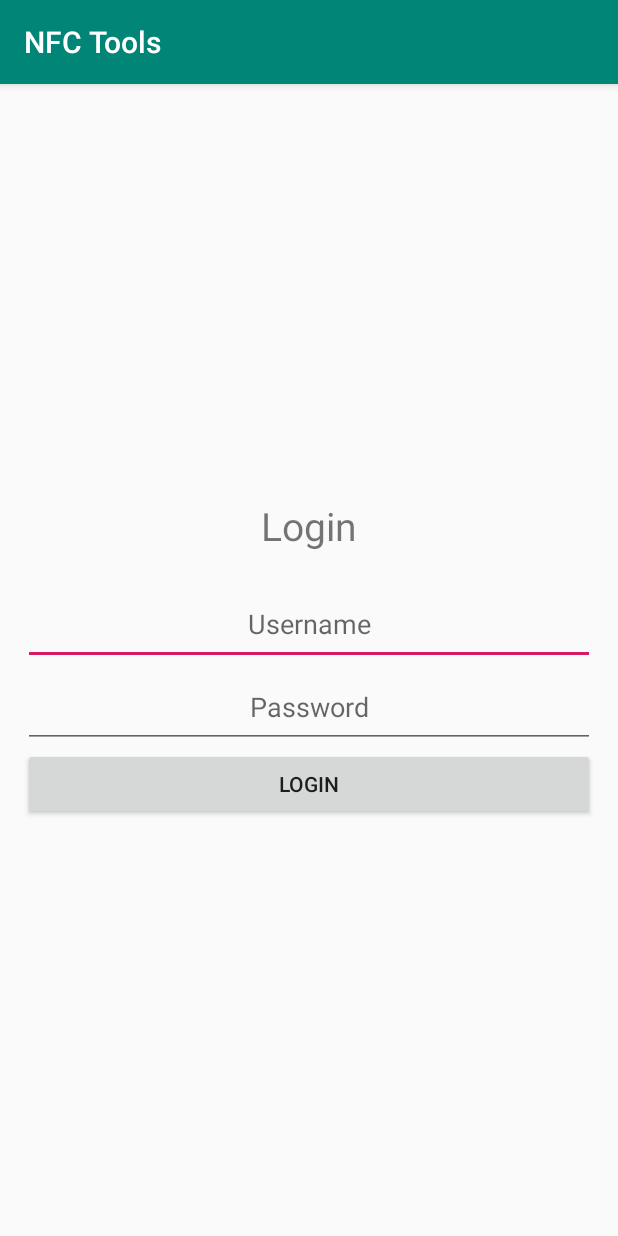
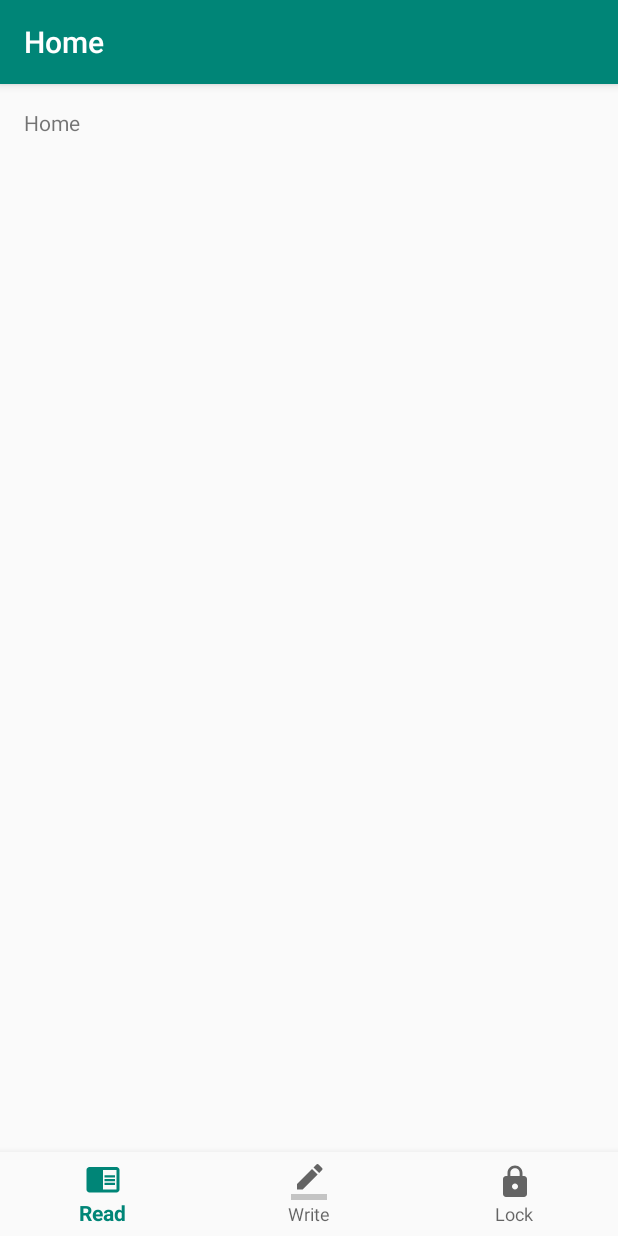
Before and after one commit to taufik1207/nfc-tools, an Android app: the screen it shows after launch (MainActivity before the commit, HomeActivity after it), after a tap on "LOGIN", on a phone screen of 412 x 824 dp. Run offline under Robolectric (Android 15) with nearby library versions, the phone set to English and light mode, and no system bars.

Commit message:
Create page home

```diff
--- a/app/build.gradle
+++ b/app/build.gradle
@@ -24,9 +24,10 @@ android {
 
 dependencies {
     implementation fileTree(dir: 'libs', include: ['*.jar'])
-    implementation"org.jetbrains.kotlin:kotlin-stdlib-jdk7:$kotlin_version"
+    implementation "org.jetbrains.kotlin:kotlin-stdlib-jdk7:$kotlin_version"
     implementation 'com.android.support:appcompat-v7:28.0.0'
     implementation 'com.android.support.constraint:constraint-layout:1.1.3'
+    implementation 'com.android.support:design:28.0.0'
     testImplementation 'junit:junit:4.12'
     androidTestImplementation 'com.android.support.test:runner:1.0.2'
     androidTestImplementation 'com.android.support.test.espresso:espresso-core:3.0.2'
--- a/app/src/main/AndroidManifest.xml
+++ b/app/src/main/AndroidManifest.xml
@@ -9,6 +9,10 @@
             android:roundIcon="@mipmap/ic_launcher_round"
             android:supportsRtl="true"
             android:theme="@style/AppTheme">
+        <activity
+                android:name=".HomeActivity"
+                android:label="@string/title_activity_home">
+        </activity>
         <activity android:name=".MainActivity">
             <intent-filter>
                 <action android:name="android.intent.action.MAIN"/>
--- /dev/null
+++ b/app/src/main/java/com/example/myapplication/HomeActivity.kt
@@ -0,0 +1,34 @@
+package com.example.myapplication
+
+import android.os.Bundle
+import android.support.design.widget.BottomNavigationView
+import android.support.v7.app.AppCompatActivity
+import kotlinx.android.synthetic.main.activity_home.*
+
+class HomeActivity : AppCompatActivity() {
+
+    private val mOnNavigationItemSelectedListener = BottomNavigationView.OnNavigationItemSelectedListener { item ->
+        when (item.itemId) {
+            R.id.navigation_home -> {
+                message.setText(R.string.title_home)
+                return@OnNavigationItemSelectedListener true
+            }
+            R.id.navigation_dashboard -> {
+                message.setText(R.string.title_dashboard)
+                return@OnNavigationItemSelectedListener true
+            }
+            R.id.navigation_notifications -> {
+                message.setText(R.string.title_notifications)
+                return@OnNavigationItemSelectedListener true
+            }
+        }
+        false
+    }
+
+    override fun onCreate(savedInstanceState: Bundle?) {
+        super.onCreate(savedInstanceState)
+        setContentView(R.layout.activity_home)
+
+        navigation.setOnNavigationItemSelectedListener(mOnNavigationItemSelectedListener)
+    }
+}
--- a/app/src/main/java/com/example/myapplication/MainActivity.kt
+++ b/app/src/main/java/com/example/myapplication/MainActivity.kt
@@ -1,5 +1,6 @@
 package com.example.myapplication
 
+import android.content.Intent
 import android.support.v7.app.AppCompatActivity
 import android.os.Bundle
 import android.widget.Button
@@ -20,8 +21,9 @@ class MainActivity : AppCompatActivity() {
             val username = et_username.text.toString()
             val password = et_password.text.toString()
 
-            if(username == "taufik1207" && password == "biasa") {
-                Toast.makeText(this@MainActivity, "Login berhasil", Toast.LENGTH_LONG).show()
+            if(username == "" && password == "") {
+                val intent = Intent(this, HomeActivity::class.java)
+                startActivity(intent)
             }
             else {
                 Toast.makeText(this@MainActivity, "Login gagal", Toast.LENGTH_LONG).show()
--- /dev/null
+++ b/app/src/main/res/drawable/ic_chrome_reader_mode_black_24dp.xml
@@ -0,0 +1,9 @@
+<vector xmlns:android="http://schemas.android.com/apk/res/android"
+        android:width="24dp"
+        android:height="24dp"
+        android:viewportWidth="24.0"
+        android:viewportHeight="24.0">
+    <path
+        android:fillColor="#FF000000"
+        android:pathData="M13,12h7v1.5h-7zM13,9.5h7L20,11h-7zM13,14.5h7L20,16h-7zM21,4L3,4c-1.1,0 -2,0.9 -2,2v13c0,1.1 0.9,2 2,2h18c1.1,0 2,-0.9 2,-2L23,6c0,-1.1 -0.9,-2 -2,-2zM21,19h-9L12,6h9v13z"/>
+</vector>
--- /dev/null
+++ b/app/src/main/res/drawable/ic_lock_black_24dp.xml
@@ -0,0 +1,9 @@
+<vector xmlns:android="http://schemas.android.com/apk/res/android"
+        android:width="24dp"
+        android:height="24dp"
+        android:viewportWidth="24.0"
+        android:viewportHeight="24.0">
+    <path
+        android:fillColor="#FF000000"
+        android:pathData="M18,8h-1L17,6c0,-2.76 -2.24,-5 -5,-5S7,3.24 7,6v2L6,8c-1.1,0 -2,0.9 -2,2v10c0,1.1 0.9,2 2,2h12c1.1,0 2,-0.9 2,-2L20,10c0,-1.1 -0.9,-2 -2,-2zM12,17c-1.1,0 -2,-0.9 -2,-2s0.9,-2 2,-2 2,0.9 2,2 -0.9,2 -2,2zM15.1,8L8.9,8L8.9,6c0,-1.71 1.39,-3.1 3.1,-3.1 1.71,0 3.1,1.39 3.1,3.1v2z"/>
+</vector>
--- /dev/null
+++ b/app/src/main/res/drawable/ic_write_black_24dp.xml
@@ -0,0 +1,13 @@
+<vector xmlns:android="http://schemas.android.com/apk/res/android"
+        android:width="24dp"
+        android:height="24dp"
+        android:viewportWidth="24.0"
+        android:viewportHeight="24.0">
+    <path
+        android:fillColor="#FF000000"
+        android:pathData="M17.75,7L14,3.25l-10,10L4,17h3.75l10,-10zM20.71,4.04c0.39,-0.39 0.39,-1.02 0,-1.41L18.37,0.29c-0.39,-0.39 -1.02,-0.39 -1.41,0L15,2.25 18.75,6l1.96,-1.96z"/>
+    <path
+        android:fillColor="#FF000000"
+        android:pathData="M0,20h24v4H0z"
+        android:fillAlpha=".36"/>
+</vector>
--- /dev/null
+++ b/app/src/main/res/layout/activity_home.xml
@@ -0,0 +1,34 @@
+<?xml version="1.0" encoding="utf-8"?>
+<android.support.constraint.ConstraintLayout
+        xmlns:android="http://schemas.android.com/apk/res/android"
+        xmlns:app="http://schemas.android.com/apk/res-auto"
+        xmlns:tools="http://schemas.android.com/tools"
+        android:id="@+id/container"
+        android:layout_width="match_parent"
+        android:layout_height="match_parent"
+        tools:context=".HomeActivity">
+
+    <TextView
+            android:id="@+id/message"
+            android:layout_width="wrap_content"
+            android:layout_height="wrap_content"
+            android:layout_marginStart="@dimen/activity_horizontal_margin"
+            android:layout_marginLeft="@dimen/activity_horizontal_margin"
+            android:layout_marginTop="@dimen/activity_vertical_margin"
+            android:text="@string/title_home"
+            app:layout_constraintLeft_toLeftOf="parent"
+            app:layout_constraintTop_toTopOf="parent"/>
+
+    <android.support.design.widget.BottomNavigationView
+            android:id="@+id/navigation"
+            android:layout_width="0dp"
+            android:layout_height="wrap_content"
+            android:layout_marginEnd="0dp"
+            android:layout_marginStart="0dp"
+            android:background="?android:attr/windowBackground"
+            app:layout_constraintBottom_toBottomOf="parent"
+            app:layout_constraintLeft_toLeftOf="parent"
+            app:layout_constraintRight_toRightOf="parent"
+            app:menu="@menu/navigation"/>
+
+</android.support.constraint.ConstraintLayout>
--- /dev/null
+++ b/app/src/main/res/menu/navigation.xml
@@ -0,0 +1,19 @@
+<?xml version="1.0" encoding="utf-8"?>
+<menu xmlns:android="http://schemas.android.com/apk/res/android">
+
+    <item
+            android:id="@+id/navigation_home"
+            android:icon="@drawable/ic_chrome_reader_mode_black_24dp"
+            android:title="@string/title_read"/>
+
+    <item
+            android:id="@+id/navigation_dashboard"
+            android:icon="@drawable/ic_write_black_24dp"
+            android:title="@string/title_write"/>
+
+    <item
+            android:id="@+id/navigation_notifications"
+            android:icon="@drawable/ic_lock_black_24dp"
+            android:title="@string/title_lock"/>
+
+</menu>
--- /dev/null
+++ b/app/src/main/res/values/dimens.xml
@@ -0,0 +1,5 @@
+<resources>
+    <!-- Default screen margins, per the Android Design guidelines. -->
+    <dimen name="activity_horizontal_margin">16dp</dimen>
+    <dimen name="activity_vertical_margin">16dp</dimen>
+</resources>
--- a/app/src/main/res/values/strings.xml
+++ b/app/src/main/res/values/strings.xml
@@ -1,3 +1,10 @@
 <resources>
     <string name="app_name">NFC Tools</string>
+    <string name="title_activity_home">Home</string>
+    <string name="title_home">Home</string>
+    <string name="title_dashboard">Dashboard</string>
+    <string name="title_notifications">Notifications</string>
+    <string name="title_read">Read</string>
+    <string name="title_write">Write</string>
+    <string name="title_lock">Lock</string>
 </resources>
```
